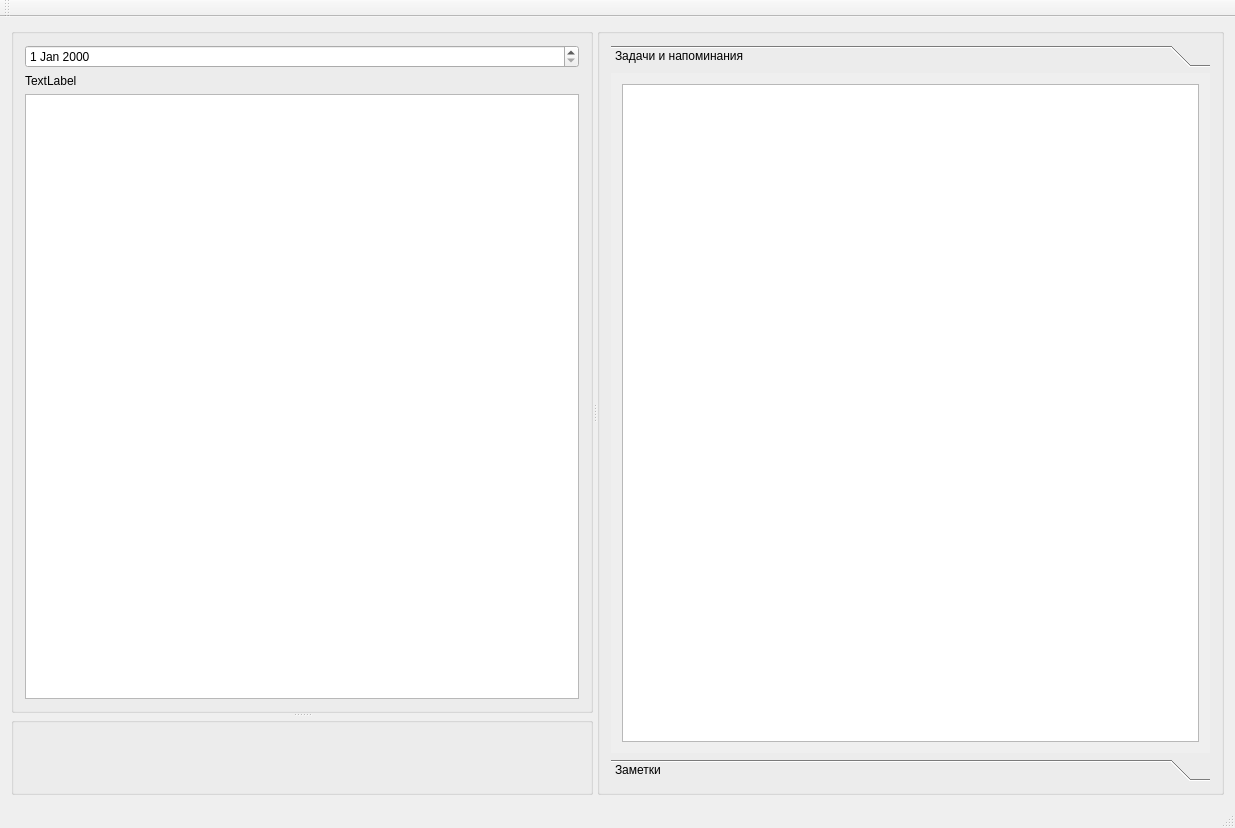
Old version of the form mainwindow.ui in the repository den0011/QCalendarToDo.
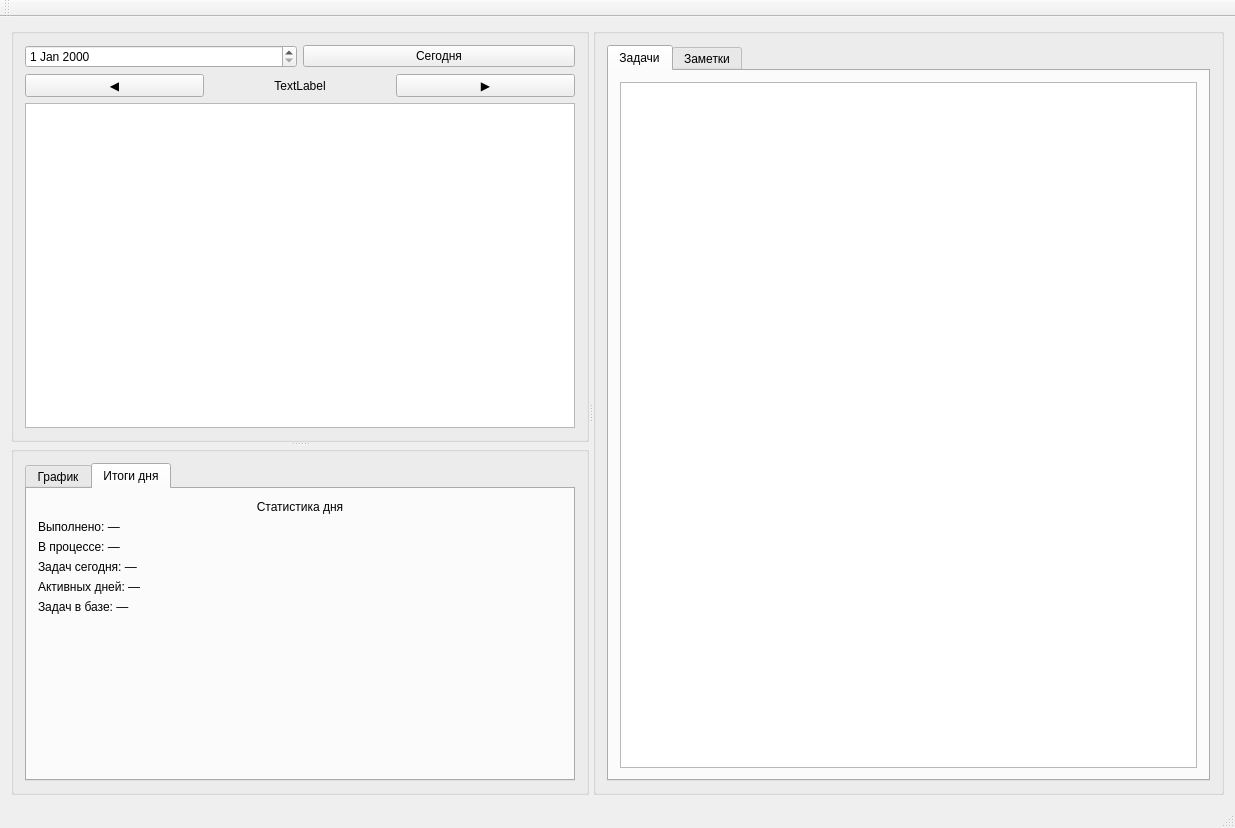
New version of the form. The open tabs and pages were chosen to show the change.

What changed in the file:
```diff
--- a/mainwindow.ui
+++ b/mainwindow.ui
@@ -22,7 +22,7 @@
       </property>
       <widget class="QSplitter" name="splitter">
        <property name="sizePolicy">
-        <sizepolicy hsizetype="Fixed" vsizetype="Expanding">
+        <sizepolicy hsizetype="Preferred" vsizetype="Expanding">
          <horstretch>0</horstretch>
          <verstretch>0</verstretch>
         </sizepolicy>
@@ -36,18 +36,59 @@
         </property>
         <layout class="QGridLayout" name="gridLayout_2">
          <item row="0" column="0">
-          <widget class="QDateEdit" name="dateEdit">
-           <property name="focusPolicy">
-            <enum>Qt::NoFocus</enum>
-           </property>
-          </widget>
+          <layout class="QHBoxLayout" name="dateNavLayout">
+           <item>
+            <widget class="QDateEdit" name="dateEdit">
+             <property name="focusPolicy">
+              <enum>Qt::NoFocus</enum>
+             </property>
+            </widget>
+           </item>
+           <item>
+            <widget class="QPushButton" name="todayButton">
+             <property name="text">
+              <string>Сегодня</string>
+             </property>
+             <property name="maximumWidth">
+              <number>80</number>
+             </property>
+            </widget>
+           </item>
+          </layout>
          </item>
          <item row="1" column="0">
-          <widget class="QLabel" name="monthLabel">
-           <property name="text">
-            <string>TextLabel</string>
-           </property>
-          </widget>
+          <layout class="QHBoxLayout" name="monthNavLayout">
+           <item>
+            <widget class="QPushButton" name="prevMonthButton">
+             <property name="text">
+              <string>◀</string>
+             </property>
+             <property name="maximumWidth">
+              <number>32</number>
+             </property>
+            </widget>
+           </item>
+           <item>
+            <widget class="QLabel" name="monthLabel">
+             <property name="text">
+              <string>TextLabel</string>
+             </property>
+             <property name="alignment">
+              <set>Qt::AlignCenter</set>
+             </property>
+            </widget>
+           </item>
+           <item>
+            <widget class="QPushButton" name="nextMonthButton">
+             <property name="text">
+              <string>▶</string>
+             </property>
+             <property name="maximumWidth">
+              <number>32</number>
+             </property>
+            </widget>
+           </item>
+          </layout>
          </item>
          <item row="2" column="0">
           <widget class="QTableWidget" name="tableWidgetCalendar">
@@ -67,10 +108,89 @@
         </property>
         <layout class="QGridLayout" name="gridLayout_3">
          <item row="0" column="0">
-          <widget class="QWidget" name="widgetPiCharts" native="true">
-           <property name="minimumHeight">
-            <number>300</number>
+          <widget class="QTabWidget" name="tabWidgetStats">
+           <property name="currentIndex">
+            <number>0</number>
            </property>
+           <widget class="QWidget" name="pageChart">
+            <attribute name="title">
+             <string>График</string>
+            </attribute>
+            <layout class="QGridLayout" name="gridLayoutChart">
+             <item row="0" column="0">
+              <widget class="QWidget" name="widgetPiCharts" native="true">
+               <property name="minimumHeight">
+                <number>220</number>
+               </property>
+              </widget>
+             </item>
+            </layout>
+           </widget>
+           <widget class="QWidget" name="pageStats">
+            <attribute name="title">
+             <string>Итоги дня</string>
+            </attribute>
+            <layout class="QVBoxLayout" name="verticalLayoutStats">
+             <item>
+              <widget class="QLabel" name="labelDayTitle">
+               <property name="text">
+                <string>Статистика дня</string>
+               </property>
+               <property name="alignment">
+                <set>Qt::AlignHCenter|Qt::AlignTop</set>
+               </property>
+              </widget>
+             </item>
+             <item>
+              <widget class="QLabel" name="labelStatCompleted">
+               <property name="text">
+                <string>Выполнено: —</string>
+               </property>
+              </widget>
+             </item>
+             <item>
+              <widget class="QLabel" name="labelStatInProgress">
+               <property name="text">
+                <string>В процессе: —</string>
+               </property>
+              </widget>
+             </item>
+             <item>
+              <widget class="QLabel" name="labelStatTasksDay">
+               <property name="text">
+                <string>Задач сегодня: —</string>
+               </property>
+              </widget>
+             </item>
+             <item>
+              <widget class="QLabel" name="labelStatTotalDates">
+               <property name="text">
+                <string>Активных дней: —</string>
+               </property>
+              </widget>
+             </item>
+             <item>
+              <widget class="QLabel" name="labelStatTotalTasks">
+               <property name="text">
+                <string>Задач в базе: —</string>
+               </property>
+              </widget>
+             </item>
+             <item>
+              <spacer name="verticalSpacerStats">
+               <property name="orientation">
+                <enum>Qt::Vertical</enum>
+               </property>
+               <property name="sizeHint" stdset="0">
+                <size>
+                 <width>20</width>
+                 <height>40</height>
+                </size>
+               </property>
+              </spacer>
+             </item>
+            </layout>
+           </widget>
           </widget>
          </item>
         </layout>
@@ -82,21 +202,13 @@
        </property>
        <layout class="QGridLayout" name="gridLayout_4">
         <item row="0" column="0">
-         <widget class="QToolBox" name="toolBox">
+         <widget class="QTabWidget" name="tabWidget">
           <property name="currentIndex">
            <number>0</number>
           </property>
           <widget class="QWidget" name="page">
-           <property name="geometry">
-            <rect>
-             <x>0</x>
-             <y>0</y>
-             <width>496</width>
-             <height>683</height>
-            </rect>
-           </property>
-           <attribute name="label">
-            <string>Задачи и напоминания</string>
+           <attribute name="title">
+            <string>Задачи</string>
            </attribute>
            <layout class="QGridLayout" name="gridLayout_7">
             <item row="0" column="0">
@@ -109,15 +221,7 @@
            </layout>
           </widget>
           <widget class="QWidget" name="page_2">
-           <property name="geometry">
-            <rect>
-             <x>0</x>
-             <y>0</y>
-             <width>496</width>
-             <height>683</height>
-            </rect>
-           </property>
-           <attribute name="label">
+           <attribute name="title">
             <string>Заметки</string>
            </attribute>
            <layout class="QGridLayout" name="gridLayout_8">
```
